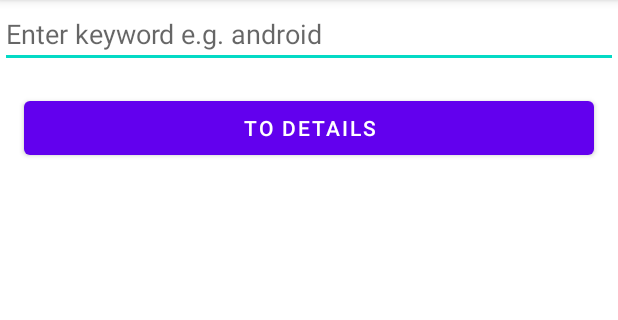
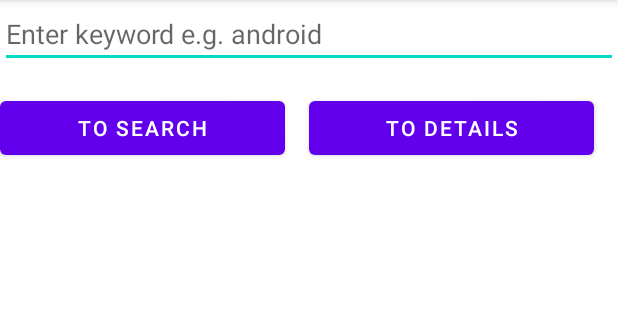
Before and after one commit to PivovarovIgor/Tests, an Android app: the screen it shows after launch (MainActivity), on a phone screen of 412 x 824 dp, the part 84-404 px from its top. Run offline under Robolectric (Android 15) with nearby library versions, the phone set to English and light mode, and no system bars; 1 statement that could not run was skipped.

```diff
--- a/app/src/main/res/layout/activity_main.xml
+++ b/app/src/main/res/layout/activity_main.xml
@@ -28,11 +28,23 @@
         app:layout_constraintTop_toTopOf="parent" />
 
     <Button
+        android:id="@+id/toSearch"
+        android:layout_width="0dp"
+        android:layout_height="0dp"
+        android:text="@string/search"
+        app:layout_constraintBottom_toBottomOf="@+id/toDetailsActivityButton"
+        app:layout_constraintEnd_toStartOf="@+id/toDetailsActivityButton"
+        app:layout_constraintStart_toStartOf="parent"
+        app:layout_constraintTop_toTopOf="@+id/toDetailsActivityButton" />
+
+    <Button
         android:id="@+id/toDetailsActivityButton"
-        android:layout_width="match_parent"
+        android:layout_width="0dp"
         android:layout_height="wrap_content"
         android:layout_margin="@dimen/margin"
         android:text="@string/to_details"
+        app:layout_constraintEnd_toEndOf="parent"
+        app:layout_constraintStart_toEndOf="@+id/toSearch"
         app:layout_constraintTop_toBottomOf="@id/searchEditText" />
 
     <TextView
--- a/app/src/main/res/values/strings.xml
+++ b/app/src/main/res/values/strings.xml
@@ -8,4 +8,5 @@
     <string name="decrement_text">-</string>
     <string name="increment_text">+</string>
     <string name="to_details">to details</string>
+    <string name="search">to search</string>
 </resources>
```
Also changed, not shown: app/src/main/java/com/geekbrains/tests/view/search/MainActivity.kt (+15 -7 lines), 1 other file.
